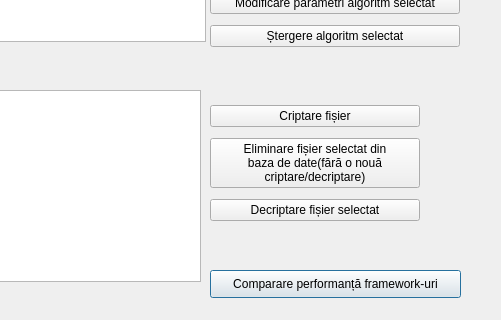
This is Interface.ui in DancauRares-Andrei/proiect-SecuritateInformationala as Qt 5 draws it before an edit; both pictures show x 580 to 1081 and y 190 to 510 of the 1081 by 510 pixel window. The edited form follows.
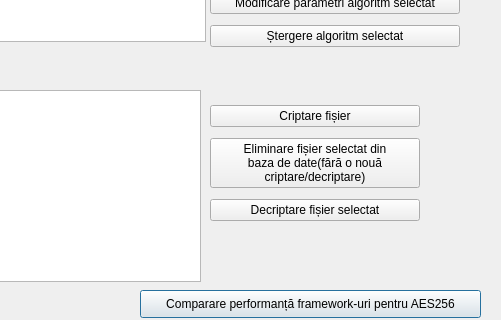
This is the edited form.

Commit message: Implementare evaluare performanțe

```diff
--- a/Interface.ui
+++ b/Interface.ui
@@ -29,14 +29,14 @@
   <widget class="QPushButton" name="pushButton_evaluare_performante">
    <property name="geometry">
     <rect>
-     <x>790</x>
-     <y>460</y>
-     <width>251</width>
+     <x>720</x>
+     <y>480</y>
+     <width>341</width>
      <height>28</height>
     </rect>
    </property>
    <property name="text">
-    <string>Comparare performanță framework-uri</string>
+    <string>Comparare performanță framework-uri pentru AES256</string>
    </property>
   </widget>
   <widget class="QListWidget" name="listWidget_framework">
```
The commit also changes 3 other files.
